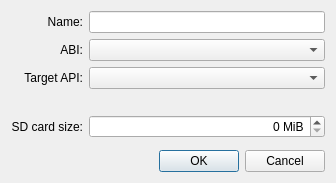
Old version of the form src/plugins/android/addnewavddialog.ui in the repository qt-creator/qt-creator.
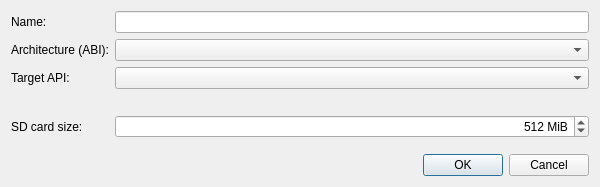
New version of the form. Custom widgets are drawn as their Qt base class.

Commit message:
Set proper names and size constraints for elements of addnewavddialog
* Set sdcard size default to 512MB
* Add proper names to labels
* Default ABI to x86 as it's the recommended by Android Studio

Task-number: QTCREATORBUG-23284

The edit to the form file:
```diff
--- a/src/plugins/android/addnewavddialog.ui
+++ b/src/plugins/android/addnewavddialog.ui
@@ -6,10 +6,22 @@
    <rect>
     <x>0</x>
     <y>0</y>
-    <width>336</width>
-    <height>183</height>
+    <width>600</width>
+    <height>187</height>
    </rect>
   </property>
+  <property name="minimumSize">
+   <size>
+    <width>600</width>
+    <height>0</height>
+   </size>
+  </property>
+  <property name="maximumSize">
+   <size>
+    <width>1024</width>
+    <height>16777215</height>
+   </size>
+  </property>
   <property name="windowTitle">
    <string>Create new AVD</string>
   </property>
@@ -21,9 +33,6 @@
        <property name="text">
         <string>Name:</string>
        </property>
-       <property name="alignment">
-        <set>Qt::AlignRight|Qt::AlignTrailing|Qt::AlignVCenter</set>
-       </property>
       </widget>
      </item>
      <item row="0" column="1">
@@ -32,10 +41,7 @@
      <item row="1" column="0">
       <widget class="QLabel" name="label_4">
        <property name="text">
-        <string>ABI:</string>
-       </property>
-       <property name="alignment">
-        <set>Qt::AlignRight|Qt::AlignTrailing|Qt::AlignVCenter</set>
+        <string>Architecture (ABI):</string>
        </property>
       </widget>
      </item>
@@ -47,9 +53,6 @@
        <property name="text">
         <string>Target API:</string>
        </property>
-       <property name="alignment">
-        <set>Qt::AlignRight|Qt::AlignTrailing|Qt::AlignVCenter</set>
-       </property>
       </widget>
      </item>
      <item row="2" column="1">
@@ -63,9 +66,6 @@
        <property name="text">
         <string>SD card size:</string>
        </property>
-       <property name="alignment">
-        <set>Qt::AlignRight|Qt::AlignTrailing|Qt::AlignVCenter</set>
-       </property>
       </widget>
      </item>
      <item row="4" column="1">
@@ -80,10 +80,10 @@
         <number>0</number>
        </property>
        <property name="maximum">
-        <number>9999999</number>
+        <number>1000000</number>
        </property>
        <property name="value">
-        <number>0</number>
+        <number>512</number>
        </property>
       </widget>
      </item>
```
Left out of the diff: 12 changed lines with no effect on the pictures. The commit also changes 1 other file.
